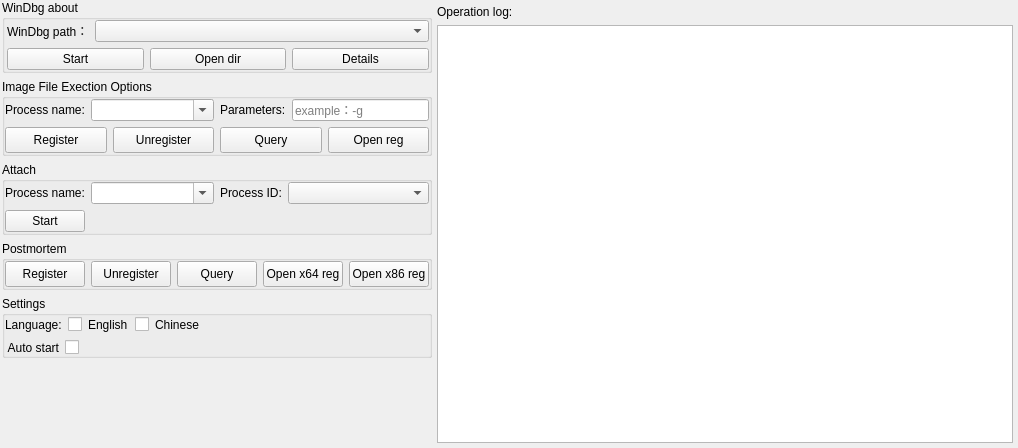
Old version of the form WindbgIFEO/WindbgIFEO.ui in the repository MingYueRuYa/worktools.
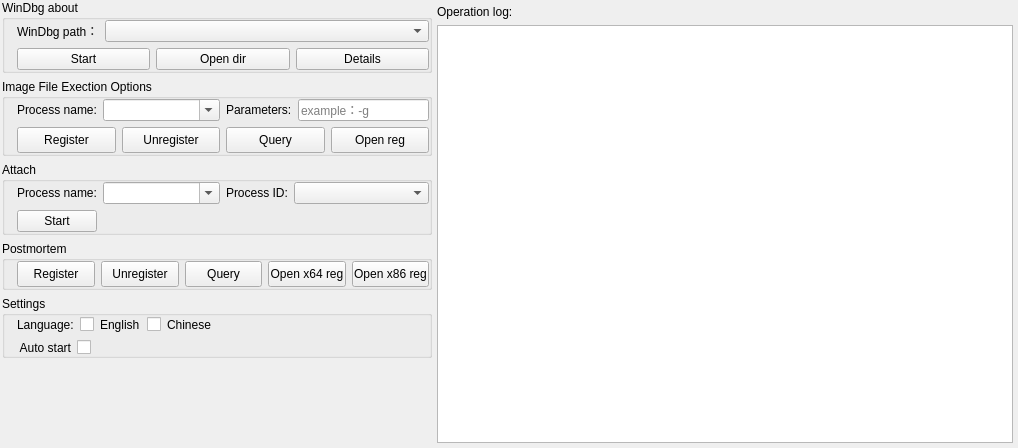
New version of the form.

Commit message: 优化ui显示和显示windbg逻辑

```diff
--- a/WindbgIFEO/WindbgIFEO.ui
+++ b/WindbgIFEO/WindbgIFEO.ui
@@ -66,7 +66,7 @@
         </property>
         <layout class="QVBoxLayout" name="verticalLayout_4">
          <property name="leftMargin">
-          <number>2</number>
+          <number>12</number>
          </property>
          <property name="topMargin">
           <number>0</number>
@@ -139,7 +139,7 @@
         </property>
         <layout class="QVBoxLayout" name="verticalLayout">
          <property name="leftMargin">
-          <number>0</number>
+          <number>12</number>
          </property>
          <property name="topMargin">
           <number>0</number>
@@ -268,7 +268,7 @@
         </property>
         <layout class="QVBoxLayout" name="verticalLayout_8">
          <property name="leftMargin">
-          <number>0</number>
+          <number>12</number>
          </property>
          <property name="topMargin">
           <number>0</number>
@@ -383,7 +383,7 @@
         </property>
         <layout class="QHBoxLayout" name="horizontalLayout_3">
          <property name="leftMargin">
-          <number>0</number>
+          <number>12</number>
          </property>
          <property name="topMargin">
           <number>0</number>
@@ -475,7 +475,7 @@
         </property>
         <layout class="QVBoxLayout" name="verticalLayout_3">
          <property name="leftMargin">
-          <number>0</number>
+          <number>12</number>
          </property>
          <property name="topMargin">
           <number>0</number>
```
The commit also changes 2 other files.
